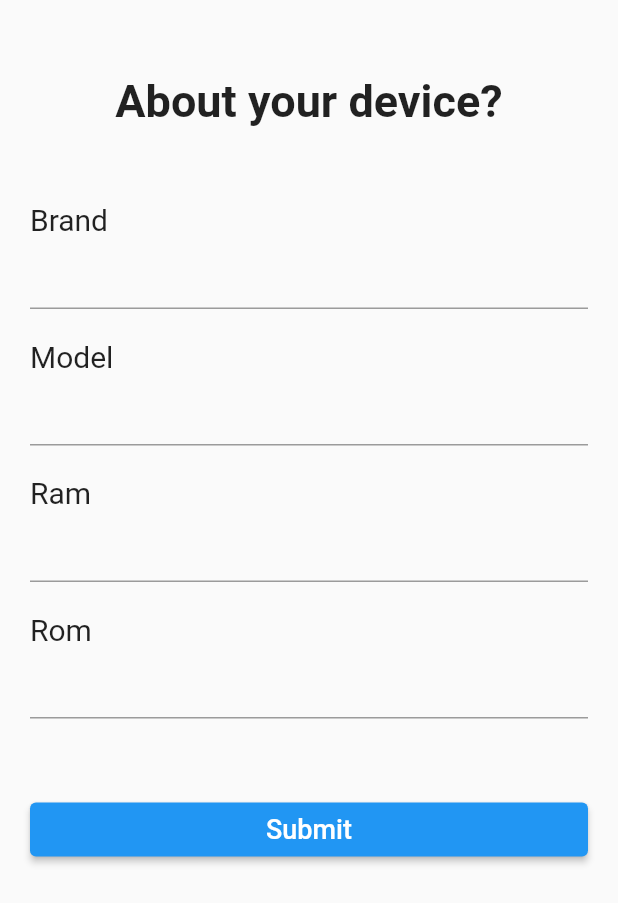
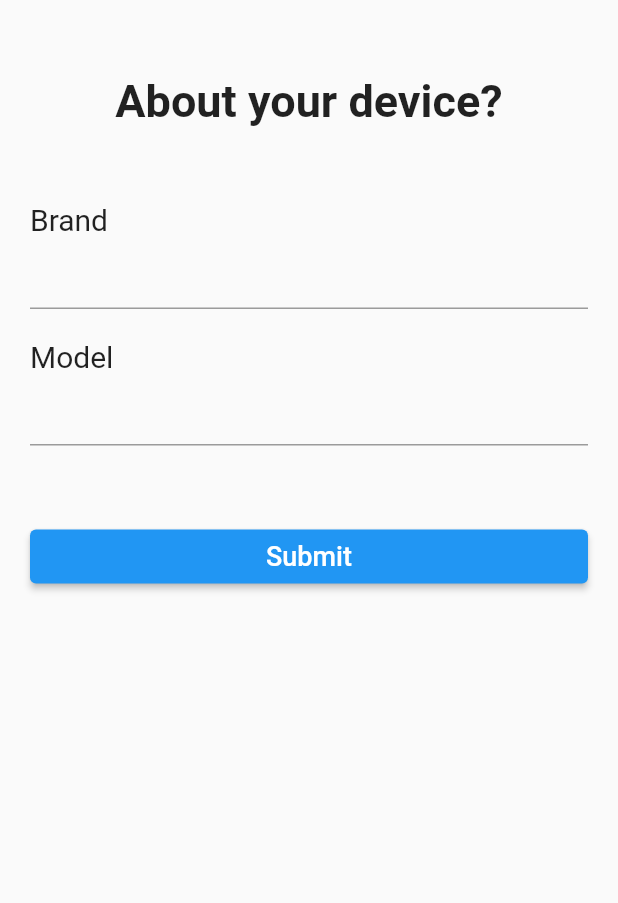
Before and after one commit to jinjishot/MoveNet_Performance_App, a Flutter app: the Submit screen opened directly, on a phone screen of 412 x 824 dp. Shown: the top 903 px of the screen. Run offline on Flutter 3.47's test engine with Material 2 defaults, Android fonts, the phone set to English and light mode, and no system bars; our stand-ins replace cloud_firestore, firebase_core, form_field_validator, stop_watch_timer; missing offline and left inert: export_video_frame, tflite_flutter, tflite_flutter_helper; accounts and stored records are empty.

Commit message:
remove ram/rom input

```diff
--- a/lib/display/submit.dart
+++ b/lib/display/submit.dart
@@ -93,38 +93,6 @@ class _SubmitState extends State<Submit> {
                           },
                         ),
                         SizedBox(
-                          height: 20,
-                        ),
-                        Text(
-                          'Ram',
-                          style: TextStyle(fontSize: 20),
-                        ),
-                        TextFormField(
-                          style: TextStyle(fontSize: 18),
-                          validator: RequiredValidator(
-                              errorText: "Please type your device ram."),
-                          keyboardType: TextInputType.number,
-                          onSaved: (ram) {
-                            myMobile.ram = ram;
-                          },
-                        ),
-                        SizedBox(
-                          height: 20,
-                        ),
-                        Text(
-                          'Rom',
-                          style: TextStyle(fontSize: 20),
-                        ),
-                        TextFormField(
-                          style: TextStyle(fontSize: 18),
-                          validator: RequiredValidator(
-                              errorText: "Please type your device rom."),
-                          keyboardType: TextInputType.number,
-                          onSaved: (rom) {
-                            myMobile.rom = rom;
-                          },
-                        ),
-                        SizedBox(
                           height: 50,
                         ),
                         SizedBox(
@@ -137,8 +105,6 @@ class _SubmitState extends State<Submit> {
                                     'Device': {
                                       "Brand": myMobile.brand,
                                       "Model": myMobile.model,
-                                      "Ram": myMobile.ram,
-                                      "Rom": myMobile.rom,
                                     },
                                     'MoveNet_Thunder_Float16': {
                                       'Duration': score.duration[0],
--- a/lib/model/mobile.dart
+++ b/lib/model/mobile.dart
@@ -1,8 +1,6 @@
 class Mobile {
   String? brand;
   String? model;
-  String? ram;
-  String? rom;
 
-  Mobile({this.brand, this.model, this.ram, this.rom});
+  Mobile({this.brand, this.model});
 }
```
